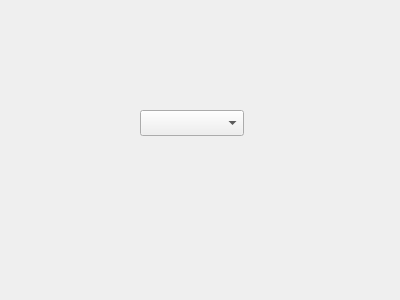
Above: form.ui from Vladislav-S/vk before the change. Below: the same form after it.
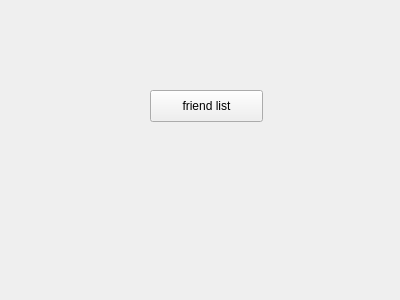
That is the form after the change.

```diff
--- a/form.ui
+++ b/form.ui
@@ -13,15 +13,18 @@
   <property name="windowTitle">
    <string>Form</string>
   </property>
-  <widget class="QComboBox" name="comboBox">
+  <widget class="QPushButton" name="pushButton">
    <property name="geometry">
     <rect>
-     <x>140</x>
-     <y>110</y>
-     <width>104</width>
-     <height>26</height>
+     <x>150</x>
+     <y>90</y>
+     <width>113</width>
+     <height>32</height>
     </rect>
    </property>
+   <property name="text">
+    <string>friend list</string>
+   </property>
   </widget>
  </widget>
  <resources/>
```
